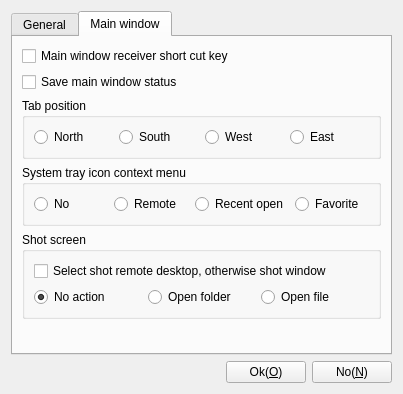
First picture: the form in App/Viewer/ParameterDlgSettings.ui, repository KangLin/RabbitRemoteControl, before the edit.
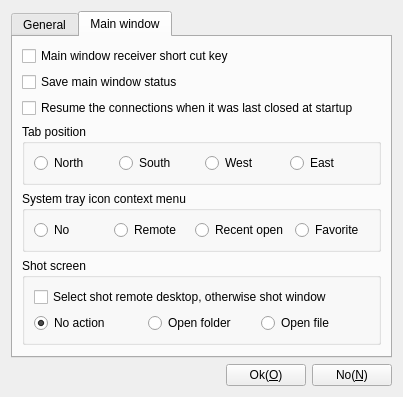
Second picture: the form after the edit. The open tabs and pages were chosen to show the change. Icons and pictures are not drawn.

Commit message: App: Resume the connections when it was last closed at startup

Patch:
```diff
--- a/App/Viewer/ParameterDlgSettings.ui
+++ b/App/Viewer/ParameterDlgSettings.ui
@@ -28,7 +28,7 @@
        <normaloff>:/image/Option</normaloff>:/image/Option</iconset>
      </property>
      <property name="currentIndex">
-      <number>0</number>
+      <number>1</number>
      </property>
      <widget class="QWidget" name="General">
       <attribute name="title">
@@ -164,13 +164,6 @@
        <string>Main window</string>
       </attribute>
       <layout class="QGridLayout" name="gridLayout_7">
-       <item row="0" column="0">
-        <widget class="QCheckBox" name="cbReciverShortCut">
-         <property name="text">
-          <string>Main window receiver short cut key</string>
-         </property>
-        </widget>
-       </item>
        <item row="1" column="0">
         <widget class="QCheckBox" name="cbSaveMainWindowStatus">
          <property name="text">
@@ -178,7 +171,7 @@
          </property>
         </widget>
        </item>
-       <item row="2" column="0">
+       <item row="3" column="0">
         <widget class="QGroupBox" name="groupBox_2">
          <property name="title">
           <string>Tab position</string>
@@ -239,44 +232,27 @@
          </layout>
         </widget>
        </item>
-       <item row="3" column="0">
-        <widget class="QGroupBox" name="groupBox_4">
-         <property name="title">
-          <string>System tray icon context menu</string>
+       <item row="0" column="0">
+        <widget class="QCheckBox" name="cbReciverShortCut">
+         <property name="text">
+          <string>Main window receiver short cut key</string>
          </property>
-         <layout class="QGridLayout" name="gridLayout_5">
-          <item row="0" column="0">
-           <widget class="QRadioButton" name="rbSystemTrayIconNo">
-            <property name="text">
-             <string>No</string>
-            </property>
-           </widget>
-          </item>
-          <item row="0" column="1">
-           <widget class="QRadioButton" name="rbSystemTrayIconRemote">
-            <property name="text">
-             <string>Remote</string>
-            </property>
-           </widget>
-          </item>
-          <item row="0" column="2">
-           <widget class="QRadioButton" name="rbSystemTrayIconRecentOpen">
-            <property name="text">
-             <string>Recent open</string>
-            </property>
-           </widget>
-          </item>
-          <item row="0" column="3">
-           <widget class="QRadioButton" name="rbSystemTrayIconFavorite">
-            <property name="text">
-             <string>Favorite</string>
-            </property>
-           </widget>
-          </item>
-         </layout>
         </widget>
        </item>
-       <item row="4" column="0">
+       <item row="6" column="0">
+        <spacer name="verticalSpacer_2">
+         <property name="orientation">
+          <enum>Qt::Vertical</enum>
+         </property>
+         <property name="sizeHint" stdset="0">
+          <size>
+           <width>20</width>
+           <height>66</height>
+          </size>
+         </property>
+        </spacer>
+       </item>
+       <item row="5" column="0">
         <widget class="QGroupBox" name="groupBox">
          <property name="title">
           <string>Shot screen</string>
@@ -340,18 +316,49 @@
          </layout>
         </widget>
        </item>
-       <item row="5" column="0">
-        <spacer name="verticalSpacer_2">
-         <property name="orientation">
-          <enum>Qt::Vertical</enum>
+       <item row="4" column="0">
+        <widget class="QGroupBox" name="groupBox_4">
+         <property name="title">
+          <string>System tray icon context menu</string>
          </property>
-         <property name="sizeHint" stdset="0">
-          <size>
-           <width>20</width>
-           <height>66</height>
-          </size>
+         <layout class="QGridLayout" name="gridLayout_5">
+          <item row="0" column="0">
+           <widget class="QRadioButton" name="rbSystemTrayIconNo">
+            <property name="text">
+             <string>No</string>
+            </property>
+           </widget>
+          </item>
+          <item row="0" column="1">
+           <widget class="QRadioButton" name="rbSystemTrayIconRemote">
+            <property name="text">
+             <string>Remote</string>
+            </property>
+           </widget>
+          </item>
+          <item row="0" column="2">
+           <widget class="QRadioButton" name="rbSystemTrayIconRecentOpen">
+            <property name="text">
+             <string>Recent open</string>
+            </property>
+           </widget>
+          </item>
+          <item row="0" column="3">
+           <widget class="QRadioButton" name="rbSystemTrayIconFavorite">
+            <property name="text">
+             <string>Favorite</string>
+            </property>
+           </widget>
+          </item>
+         </layout>
+        </widget>
+       </item>
+       <item row="2" column="0">
+        <widget class="QCheckBox" name="cbResumLasterClose">
+         <property name="text">
+          <string>Resume the connections when it was last closed at startup</string>
          </property>
-        </spacer>
+        </widget>
        </item>
       </layout>
      </widget>
```
The commit also changes 44 other files.
